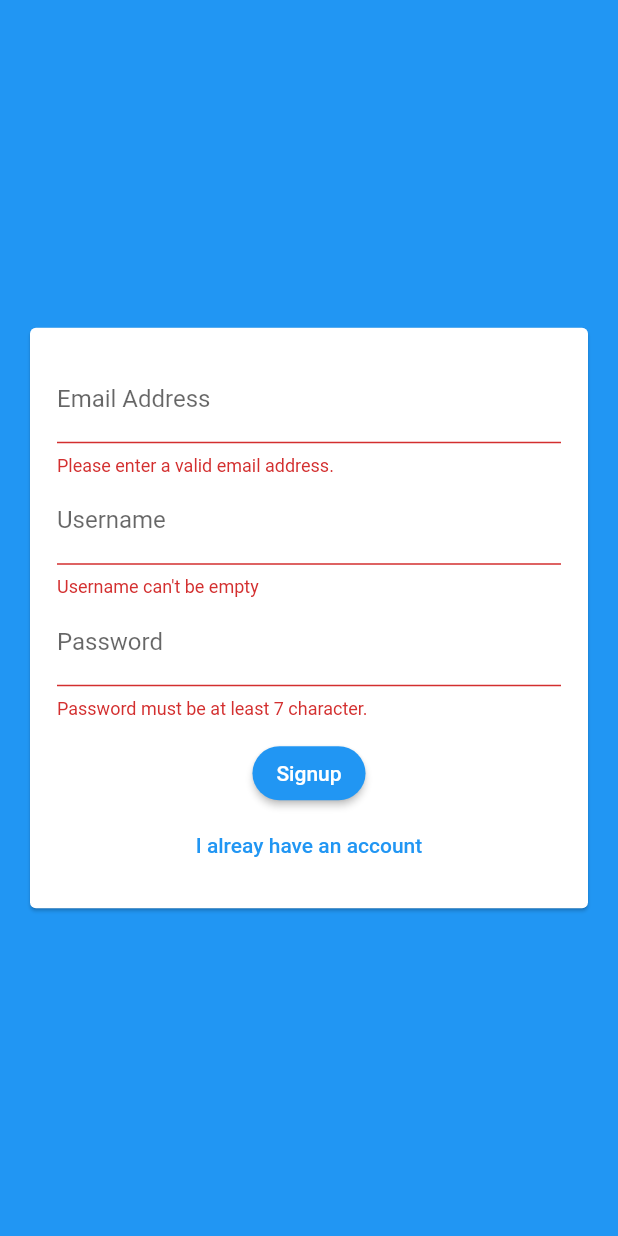
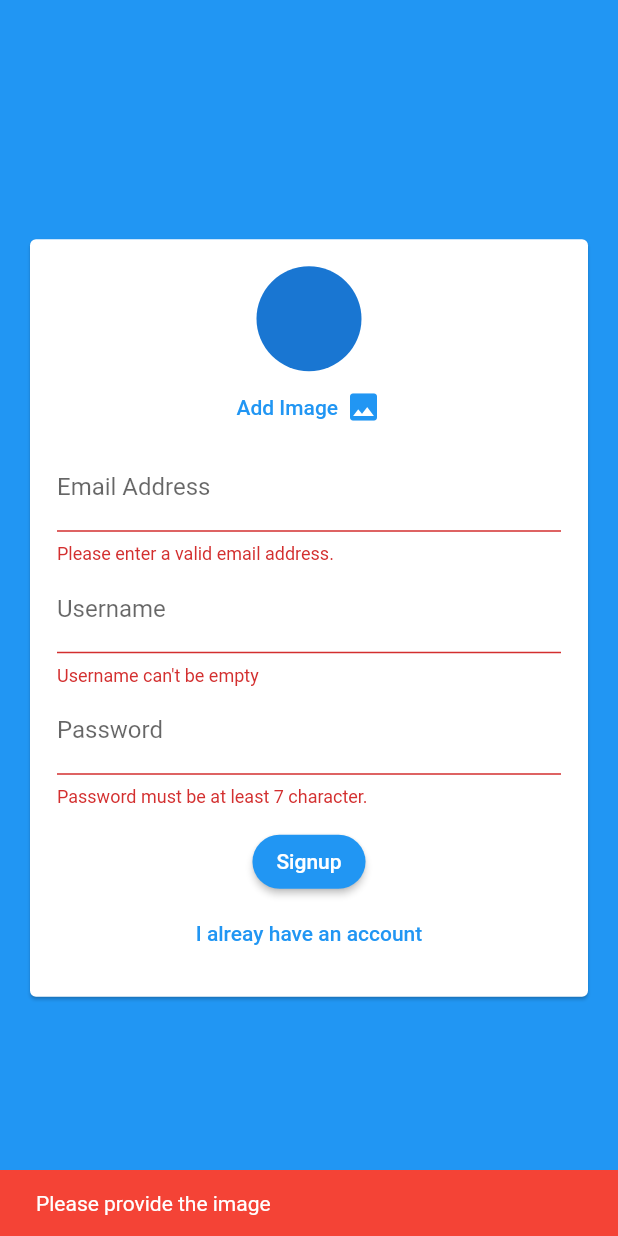
Before and after one commit to Blue-Cheesecake/ChatApp-Flutter, a Flutter app: the screen it shows after launch, after a tap on "Signup", on a phone screen of 412 x 824 dp. Run offline on Flutter 3.47's test engine with Material 2 defaults, Android fonts, the phone set to English and light mode, and no system bars; our stand-ins replace cloud_firestore, firebase_auth, firebase_core, firebase_storage, image_picker; accounts and stored records are empty.

Commit message:
feat: image uploading

```diff
--- a/lib/screens/auth/auth_screen.dart
+++ b/lib/screens/auth/auth_screen.dart
@@ -1,6 +1,9 @@
+import 'dart:io';
+
 import 'package:chatapp/screens/auth/widgets/auth_form.dart';
 import 'package:cloud_firestore/cloud_firestore.dart';
 import 'package:firebase_auth/firebase_auth.dart';
+import 'package:firebase_storage/firebase_storage.dart';
 import 'package:flutter/material.dart';
 
 class AuthScreen extends StatefulWidget {
@@ -20,6 +23,7 @@ class _AuthScreenState extends State<AuthScreen> {
     String username,
     String password,
     bool loginMode,
+    File imageFile,
     BuildContext context,
   ) async {
     // print("From callback");
@@ -50,6 +54,12 @@ class _AuthScreenState extends State<AuthScreen> {
           email: email,
           password: password,
         );
+
+        Reference storageRef = FirebaseStorage.instance
+            .ref()
+            .child("user_images")
+            .child(userCredential.user?.uid ?? "error_file");
+        storageRef.putFile(imageFile);
 
         // Register username and email to Firestore
         db.collection('users').doc(userCredential.user!.uid).set({
--- a/lib/screens/auth/widgets/auth_form.dart
+++ b/lib/screens/auth/widgets/auth_form.dart
@@ -1,4 +1,8 @@
+import 'dart:io';
+
+import 'package:chatapp/screens/auth/widgets/user_image_picker.dart';
 import 'package:flutter/material.dart';
+import 'package:image_picker/image_picker.dart';
 
 class AuthForm extends StatefulWidget {
   const AuthForm(this.isLoading, {Key? key, required this.callback})
@@ -11,6 +15,7 @@ class AuthForm extends StatefulWidget {
     String username,
     String password,
     bool loginMode,
+    File imageFile,
     BuildContext context,
   ) callback;
 
@@ -25,16 +30,25 @@ class _AuthFormState extends State<AuthForm> {
   var _userPassword = "";
 
   var _loginMode = false;
+  XFile? _imageFile;
 
   // TextController
   final _userCtr = TextEditingController();
   final _passwordCtr = TextEditingController();
 
   void _trySubmit() {
-    bool isValid = _formKey.currentState!.validate();
+    bool isValid = _formKey.currentState!.validate() && _imageFile != null;
 
     // Remove the displaying keyboard
     FocusScope.of(context).unfocus();
+
+    if (_imageFile == null) {
+      ScaffoldMessenger.of(context).showSnackBar(
+        const SnackBar(
+            content: Text("Please provide the image"),
+            backgroundColor: Colors.red),
+      );
+    }
 
     if (isValid) {
       // Save method will trigger in FormField in onsaved attribute
@@ -47,6 +61,7 @@ class _AuthFormState extends State<AuthForm> {
         _userUsername.trim(),
         _userPassword.trim(),
         _loginMode,
+        File(_imageFile!.path),
         context,
       );
     }
@@ -64,6 +79,13 @@ class _AuthFormState extends State<AuthForm> {
             child: Column(
               mainAxisSize: MainAxisSize.min,
               children: [
+                !_loginMode
+                    ? UserImagePicker(
+                        assignImageFileFunc: (imageXFile) =>
+                            _imageFile = imageXFile,
+                      )
+                    : const SizedBox.shrink(),
+
                 /// Email
                 ///
                 if (!_loginMode)
--- /dev/null
+++ b/lib/screens/auth/widgets/user_image_picker.dart
@@ -0,0 +1,61 @@
+import 'dart:io';
+
+import 'package:flutter/material.dart';
+import 'package:image_picker/image_picker.dart';
+
+class UserImagePicker extends StatefulWidget {
+  const UserImagePicker({Key? key, required this.assignImageFileFunc})
+      : super(key: key);
+
+  final Function(XFile imageXfile) assignImageFileFunc;
+
+  @override
+  State<UserImagePicker> createState() => _UserImagePickerState();
+}
+
+class _UserImagePickerState extends State<UserImagePicker> {
+  XFile? _image;
+  final _imagePicker = ImagePicker();
+
+  void _pickImage() async {
+    XFile? picked = await _imagePicker.pickImage(source: ImageSource.gallery);
+    setState(() {
+      _image = picked;
+    });
+
+    if (picked != null) {
+      widget.assignImageFileFunc(picked);
+    }
+  }
+
+  @override
+  Widget build(BuildContext context) {
+    return Column(
+      children: [
+
+        /// Image Avatar
+        CircleAvatar(
+          radius: 35,
+          backgroundImage: _image == null
+              ? null
+              : FileImage(
+            File(_image!.path),
+          ),
+        ),
+
+        TextButton(
+          onPressed: _pickImage,
+          child: Row(
+            mainAxisSize: MainAxisSize.min,
+            mainAxisAlignment: MainAxisAlignment.center,
+            children: [
+              Text("Add Image"),
+              const SizedBox(width: 5),
+              Icon(Icons.image),
+            ],
+          ),
+        ),
+      ],
+    );
+  }
+}
--- a/pubspec.yaml
+++ b/pubspec.yaml
@@ -39,6 +39,8 @@ dependencies:
   firebase_core: ^2.4.1
   cloud_firestore: ^4.3.1
   firebase_auth: ^4.2.5
+  image_picker: ^0.8.6+1
+  firebase_storage: ^11.0.10
 
 dev_dependencies:
   flutter_test:
```
Also changed, not shown: pubspec.lock, 1 other file.
